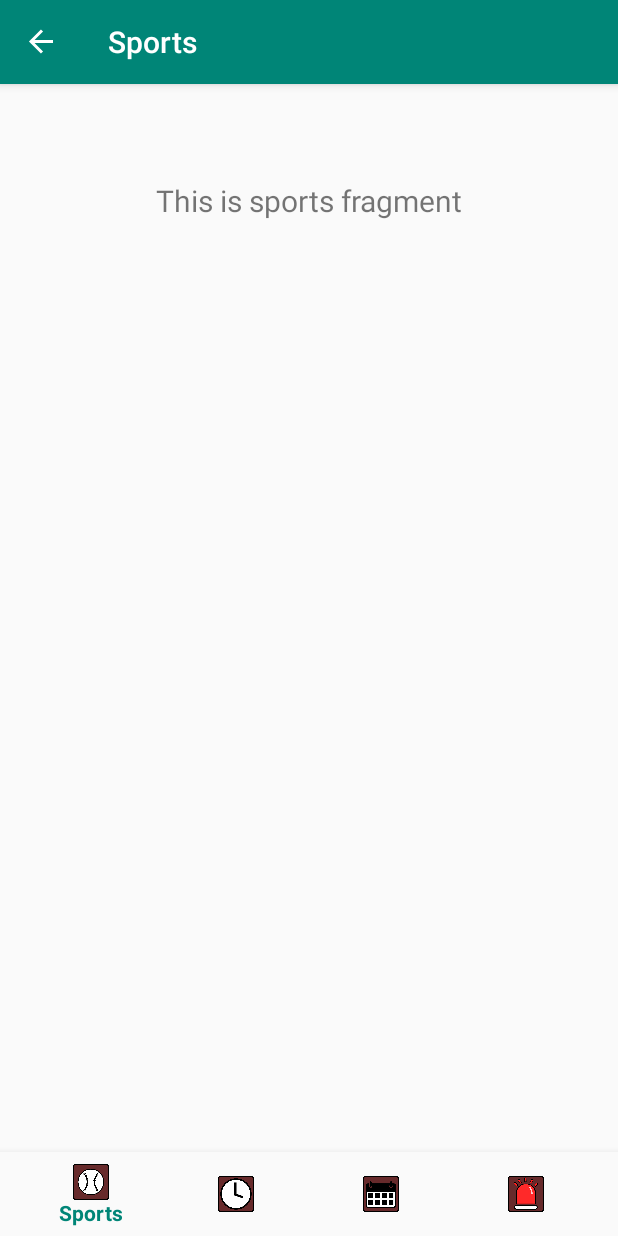
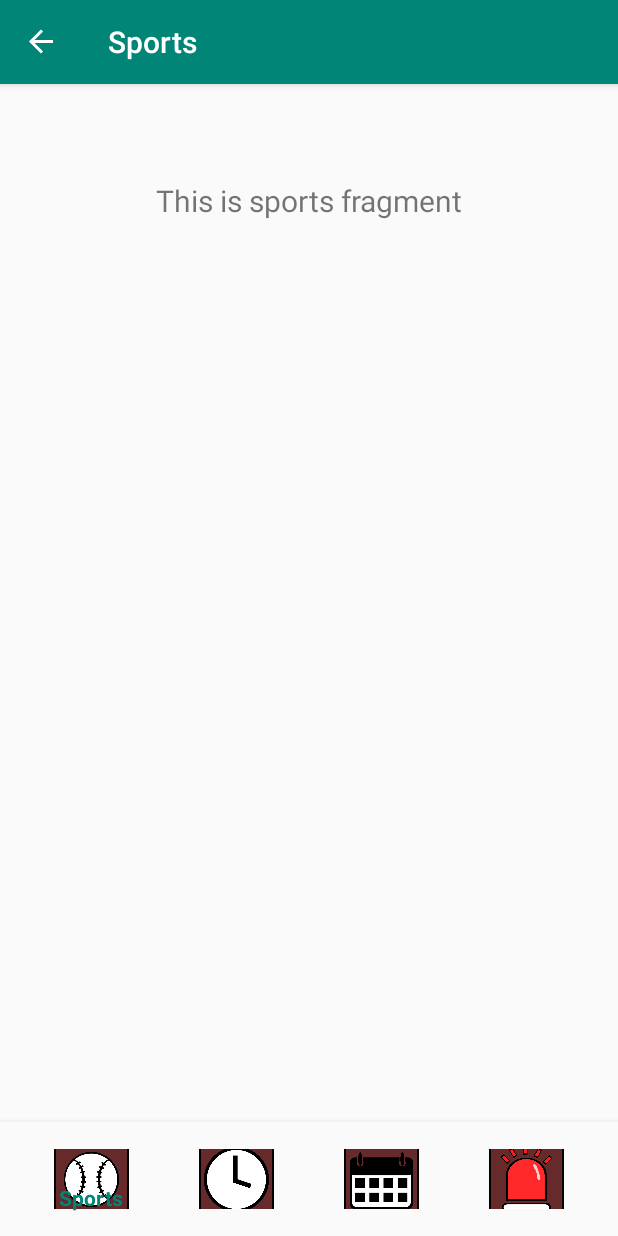
Before and after one commit to Peyton600/INFORMED, an Android app: the screen it shows after launch (MainActivity), on a phone screen of 412 x 824 dp. Run offline under Robolectric (Android 15) with nearby library versions, the phone set to English and light mode, and no system bars; our stand-ins replace navigation-ui.

Commit message:
SHOW THEM BUTTOTTOOTTONS

```diff
--- a/app/src/main/java/com/example/testapp/MainActivity.java
+++ b/app/src/main/java/com/example/testapp/MainActivity.java
@@ -33,6 +33,7 @@ public class MainActivity extends AppCompatActivity {
         NavigationUI.setupWithNavController(navView, navController);
 
 
+
         //implementation below FIRST REAL PUSH
     }
 
--- a/app/src/main/res/layout/activity_main.xml
+++ b/app/src/main/res/layout/activity_main.xml
@@ -10,9 +10,11 @@
         android:id="@+id/nav_view"
         android:layout_width="0dp"
         android:layout_height="wrap_content"
-        android:layout_marginStart="0dp"
-        android:layout_marginEnd="0dp"
+        android:layout_margin="0dp"
+        android:layout_marginBottom="25dp"
         android:background="?android:attr/windowBackground"
+        android:padding="10dp"
+        app:itemIconSize="50dp"
         app:layout_constraintBottom_toBottomOf="parent"
         app:layout_constraintLeft_toLeftOf="parent"
         app:layout_constraintRight_toRightOf="parent"
@@ -25,9 +27,13 @@
         android:layout_height="match_parent"
         app:defaultNavHost="true"
         app:layout_constraintBottom_toTopOf="@id/nav_view"
+        app:layout_constraintEnd_toEndOf="parent"
+        app:layout_constraintHorizontal_bias="0.0"
         app:layout_constraintLeft_toLeftOf="parent"
         app:layout_constraintRight_toRightOf="parent"
+        app:layout_constraintStart_toStartOf="parent"
         app:layout_constraintTop_toTopOf="parent"
+        app:layout_constraintVertical_bias="1.0"
         app:navGraph="@navigation/mobile_navigation" />
 
 </androidx.constraintlayout.widget.ConstraintLayout>
```
